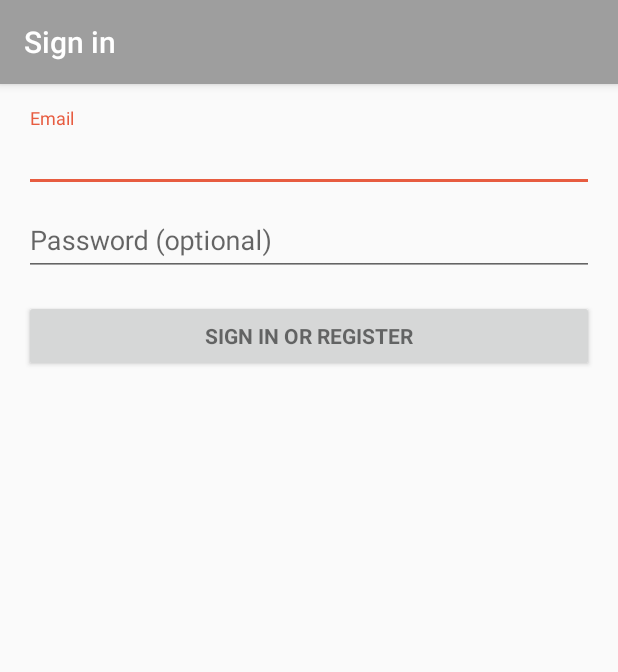
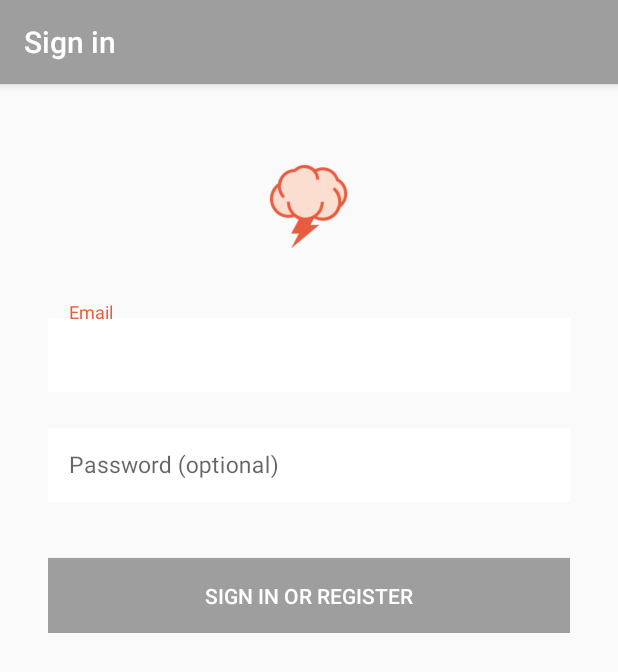
Before and after one commit to fkennedy/Brainstorm, an Android app: the screen it shows after launch (LoginActivity), on a phone screen of 412 x 824 dp. Shown: the top 672 px of the screen. Run offline under Robolectric (Android 15) with nearby library versions, the phone set to English and light mode, and no system bars; libraries missing offline, so code that uses them is left out: com.firebase.client; 3 statements that could not run were skipped.

Commit message:
Implemented Login UI & Logout Activity

```diff
--- a/app/src/main/res/layout/activity_login.xml
+++ b/app/src/main/res/layout/activity_login.xml
@@ -28,50 +28,73 @@
             android:id="@+id/email_login_form"
             android:layout_width="match_parent"
             android:layout_height="wrap_content"
-            android:orientation="vertical">
+            android:gravity="center"
+            android:orientation="vertical"
+            android:paddingBottom="@dimen/activity_vertical_margin"
+            android:paddingLeft="@dimen/activity_horizontal_margin"
+            android:paddingRight="@dimen/activity_horizontal_margin"
+            android:paddingTop="@dimen/activity_vertical_margin">
+
+            <ImageView
+                android:id="@+id/iv_logo_image"
+                android:layout_width="@dimen/logo_image_size"
+                android:layout_height="@dimen/logo_image_size"
+                android:layout_marginBottom="@dimen/lists_title_bottom_margin"
+                android:src="@drawable/ic_launcher" />
 
             <android.support.design.widget.TextInputLayout
+                android:id="@+id/til_email"
                 android:layout_width="match_parent"
-                android:layout_height="wrap_content">
+                android:layout_height="wrap_content"
+                android:layout_marginBottom="@dimen/lists_title_bottom_margin" >
 
                 <AutoCompleteTextView
                     android:id="@+id/email"
                     android:layout_width="match_parent"
                     android:layout_height="wrap_content"
+                    android:background="@android:color/white"
                     android:hint="@string/prompt_email"
                     android:inputType="textEmailAddress"
-                    android:maxLines="1"
-                    android:singleLine="true" />
+                    android:nextFocusDown="@+id/edit_text_password"
+                    android:padding="@dimen/edit_text_padding"
+                    android:textColor="@color/black"
+                    android:textColorHint="@color/colorPrimary"
+                    android:textSize="@dimen/login_buttons_text_size" />
 
             </android.support.design.widget.TextInputLayout>
 
             <android.support.design.widget.TextInputLayout
+                android:id="@+id/til_password"
                 android:layout_width="match_parent"
-                android:layout_height="wrap_content">
+                android:layout_height="wrap_content"
+                android:layout_marginBottom="@dimen/margin_normal">
 
                 <EditText
                     android:id="@+id/password"
                     android:layout_width="match_parent"
                     android:layout_height="wrap_content"
+                    android:background="@android:color/white"
                     android:hint="@string/prompt_password"
                     android:imeActionId="@+id/login"
                     android:imeActionLabel="@string/action_sign_in_short"
                     android:imeOptions="actionUnspecified"
                     android:inputType="textPassword"
                     android:maxLines="1"
-                    android:singleLine="true" />
+                    android:singleLine="true"
+                    android:padding="@dimen/edit_text_padding"
+                    android:textColor="@color/black"
+                    android:textColorHint="@color/colorPrimary"
+                    android:textSize="@dimen/login_buttons_text_size"/>
 
             </android.support.design.widget.TextInputLayout>
 
             <Button
                 android:id="@+id/email_sign_in_button"
-                style="?android:textAppearanceSmall"
                 android:layout_width="match_parent"
-                android:layout_height="wrap_content"
-                android:layout_marginTop="16dp"
+                android:layout_height="@dimen/input_field_height"
+                android:background="@color/colorPrimary"
                 android:text="@string/action_sign_in"
-                android:textStyle="bold" />
-
+                android:textColor="@android:color/white" />
         </LinearLayout>
     </ScrollView>
 </LinearLayout>
--- a/app/src/main/res/layout/app_bar_main.xml
+++ b/app/src/main/res/layout/app_bar_main.xml
@@ -23,7 +23,7 @@
 
     <FrameLayout
         android:id="@+id/fragment_container"
-        android:paddingTop="32dp"
+        android:paddingTop="44dp"
         android:layout_width="match_parent"
         android:layout_height="match_parent">
     </FrameLayout>
--- a/app/src/main/res/menu/menu_detail.xml
+++ b/app/src/main/res/menu/menu_detail.xml
@@ -3,8 +3,8 @@
     xmlns:tools="http://schemas.android.com/tools"
     tools:context="com.example.michellewang.brainstorm.DetailActivity">
     <item
-        android:id="@+id/action_settings"
+        android:id="@+id/action_logout"
         android:orderInCategory="100"
-        android:title="@string/action_settings"
+        android:title="@string/action_logout"
         app:showAsAction="never" />
 </menu>
--- a/app/src/main/res/menu/menu_main.xml
+++ b/app/src/main/res/menu/menu_main.xml
@@ -3,8 +3,8 @@
     xmlns:tools="http://schemas.android.com/tools"
     tools:context="com.example.michellewang.brainstorm.MainActivity">
     <item
-        android:id="@+id/action_settings"
+        android:id="@+id/action_logout"
         android:orderInCategory="100"
-        android:title="@string/action_settings"
+        android:title="@string/action_logout"
         app:showAsAction="never" />
 </menu>
--- a/app/src/main/res/values/dimens.xml
+++ b/app/src/main/res/values/dimens.xml
@@ -5,4 +5,13 @@
     <dimen name="activity_horizontal_margin">16dp</dimen>
     <dimen name="activity_vertical_margin">16dp</dimen>
     <dimen name="fab_margin">16dp</dimen>
+
+    <dimen name="login_buttons_text_size">15.3sp</dimen>
+    <dimen name="edit_text_padding">14dp</dimen>
+    <dimen name="margin_normal">37dp</dimen>
+    <dimen name="margin_small">16dp</dimen>
+    <dimen name="input_field_height">50dp</dimen>
+    <dimen name="lists_title_bottom_margin">13dp</dimen>
+    <dimen name="logo_image_size">100dp</dimen>
+    <dimen name="lv_header_text_size">10sp</dimen>
 </resources>
```
Also changed, not shown: app/src/main/java/com/example/michellewang/brainstorm/MainActivity.java (+12 -3 lines), app/src/main/res/menu/activity_main_drawer.xml (+4 -4 lines), app/src/main/res/values/strings.xml (+8 -1 lines), app/src/main/res/values/styles.xml (+18 -0 lines).
